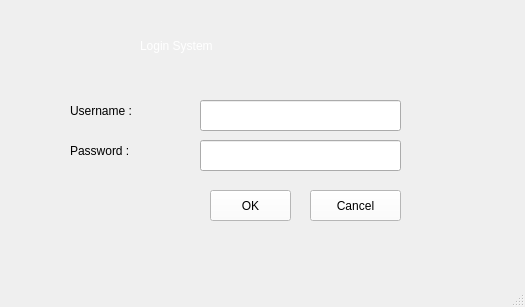
Before: the Qt Designer form mainwindow.ui in lucassmoro/cpu-monitoring, drawn with Qt 5.
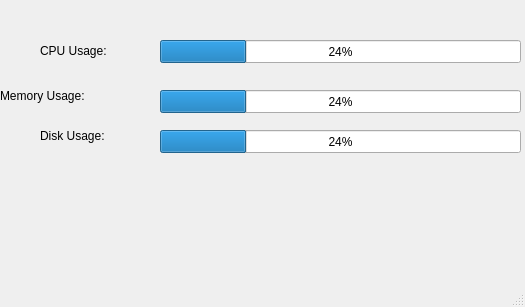
After: the same form once the commit is applied.

Commit message: feat: GUI with progress bar appearing

The edit to the form file:
```diff
--- a/mainwindow.ui
+++ b/mainwindow.ui
@@ -14,48 +14,29 @@
    <string>MainWindow</string>
   </property>
   <widget class="QWidget" name="centralwidget">
-   <widget class="QLabel" name="label">
-    <property name="geometry">
-     <rect>
-      <x>140</x>
-      <y>0</y>
-      <width>231</width>
-      <height>91</height>
-     </rect>
-    </property>
-    <property name="styleSheet">
-     <string notr="true">QLabel{
-	font: 700 25pt &quot;Segoe UI&quot;;
-	color: rgb(255, 255, 255);
-}</string>
-    </property>
-    <property name="text">
-     <string>Login System</string>
-    </property>
-   </widget>
    <widget class="QLabel" name="label_2">
     <property name="geometry">
      <rect>
-      <x>70</x>
-      <y>100</y>
+      <x>40</x>
+      <y>30</y>
       <width>171</width>
-      <height>21</height>
+      <height>41</height>
      </rect>
     </property>
     <property name="styleSheet">
      <string notr="true">font: 700 16pt &quot;Segoe UI&quot;;</string>
     </property>
     <property name="text">
-     <string>Username :</string>
+     <string>CPU Usage:</string>
     </property>
    </widget>
    <widget class="QLabel" name="label_3">
     <property name="geometry">
      <rect>
-      <x>70</x>
-      <y>140</y>
-      <width>121</width>
-      <height>21</height>
+      <x>0</x>
+      <y>70</y>
+      <width>161</width>
+      <height>51</height>
      </rect>
     </property>
     <property name="styleSheet">
@@ -64,77 +45,64 @@
 }</string>
     </property>
     <property name="text">
-     <string>Password :</string>
+     <string>Memory Usage:</string>
     </property>
    </widget>
-   <widget class="QLineEdit" name="lineEdit">
+   <widget class="QProgressBar" name="progressBar_2">
     <property name="geometry">
      <rect>
-      <x>200</x>
-      <y>100</y>
-      <width>201</width>
-      <height>31</height>
+      <x>160</x>
+      <y>90</y>
+      <width>361</width>
+      <height>23</height>
      </rect>
     </property>
-    <property name="styleSheet">
-     <string notr="true">QLineEdit{
-	font: 16pt &quot;Segoe UI&quot;;
-}</string>
+    <property name="value">
+     <number>24</number>
     </property>
    </widget>
-   <widget class="QLineEdit" name="lineEdit_2">
+   <widget class="QProgressBar" name="progressBar_3">
     <property name="geometry">
      <rect>
-      <x>200</x>
-      <y>140</y>
-      <width>201</width>
-      <height>31</height>
+      <x>160</x>
+      <y>40</y>
+      <width>361</width>
+      <height>23</height>
      </rect>
     </property>
-    <property name="styleSheet">
-     <string notr="true">QLineEdit{
-	font: 16pt &quot;Segoe UI&quot;;
-}</string>
+    <property name="value">
+     <number>24</number>
     </property>
    </widget>
-   <widget class="QPushButton" name="btnOk">
+   <widget class="QLabel" name="label_4">
     <property name="geometry">
      <rect>
-      <x>210</x>
-      <y>190</y>
-      <width>81</width>
-      <height>31</height>
+      <x>40</x>
+      <y>110</y>
+      <width>161</width>
+      <height>51</height>
      </rect>
     </property>
     <property name="styleSheet">
-     <string notr="true">QPushButton{
+     <string notr="true">QLabel{
 	font: 700 16pt &quot;Segoe UI&quot;;
-	background-color: rgb(255, 255, 255);
-	color: rgb(0, 0, 0);
 }</string>
     </property>
     <property name="text">
-     <string>OK</string>
+     <string>Disk Usage:</string>
     </property>
    </widget>
-   <widget class="QPushButton" name="btnCancel">
+   <widget class="QProgressBar" name="progressBar_4">
     <property name="geometry">
      <rect>
-      <x>310</x>
-      <y>190</y>
-      <width>91</width>
-      <height>31</height>
+      <x>160</x>
+      <y>130</y>
+      <width>361</width>
+      <height>23</height>
      </rect>
     </property>
-    <property name="styleSheet">
-     <string notr="true">QPushButton{
-	background-color: rgb(255, 255, 255);
-	font: 700 16pt &quot;Segoe UI&quot;;
-	color: rgb(0, 0, 0);
-}</string>
-    </property>
-    <property name="text">
-     <string>Cancel</string>
+    <property name="value">
+     <number>24</number>
     </property>
    </widget>
   </widget>
```
Left out of the diff: 2 changed lines with no effect on the pictures. The commit also changes 6 other files.
